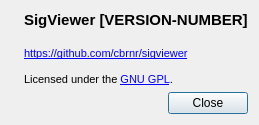
Old version of the form src/gui_impl/dialogs/about_dialog.ui in the repository cbrnr/sigviewer.
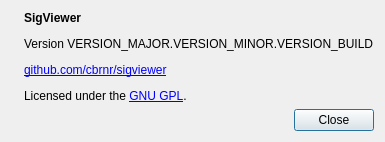
New version of the form. Icons and pictures are not drawn.

Diff of the .ui file:
```diff
--- a/src/gui_impl/dialogs/about_dialog.ui
+++ b/src/gui_impl/dialogs/about_dialog.ui
@@ -2,13 +2,8 @@
 <ui version="4.0">
  <class>aboutDialog</class>
  <widget class="QDialog" name="aboutDialog">
-  <property name="geometry">
-   <rect>
-    <x>0</x>
-    <y>0</y>
-    <width>412</width>
-    <height>182</height>
-   </rect>
+  <property name="enabled">
+   <bool>true</bool>
   </property>
   <property name="windowTitle">
    <string>About SigViewer</string>
@@ -17,9 +12,6 @@
    <bool>false</bool>
   </property>
   <layout class="QVBoxLayout" name="verticalLayout">
-   <property name="sizeConstraint">
-    <enum>QLayout::SetFixedSize</enum>
-   </property>
    <item>
     <layout class="QHBoxLayout" name="horizontalLayout">
      <item>
@@ -31,28 +23,24 @@
         <pixmap resource="../../src.qrc">:/images/sigviewer128.png</pixmap>
        </property>
        <property name="alignment">
-        <set>Qt::AlignHCenter|Qt::AlignTop</set>
+        <set>Qt::AlignLeading|Qt::AlignLeft|Qt::AlignTop</set>
        </property>
       </widget>
      </item>
      <item>
       <widget class="QLabel" name="aboutLabel">
+       <property name="sizePolicy">
+        <sizepolicy hsizetype="Preferred" vsizetype="Preferred">
+         <horstretch>0</horstretch>
+         <verstretch>0</verstretch>
+        </sizepolicy>
+       </property>
        <property name="text">
-        <string>&lt;!DOCTYPE HTML PUBLIC &quot;-//W3C//DTD HTML 4.0//EN&quot; &quot;http://www.w3.org/TR/REC-html40/strict.dtd&quot;&gt;
-&lt;html&gt;&lt;head&gt;&lt;meta name=&quot;qrichtext&quot; content=&quot;1&quot; /&gt;&lt;style type=&quot;text/css&quot;&gt;
-p, li { white-space: pre-wrap; }
-&lt;/style&gt;&lt;/head&gt;&lt;body style=&quot; font-family:'Cantarell'; font-size:11pt; font-weight:400; font-style:normal;&quot;&gt;
-&lt;table border=&quot;0&quot; style=&quot;-qt-table-type: root; margin-top:4px; margin-bottom:4px; margin-left:4px; margin-right:4px;&quot;&gt;
-&lt;tr&gt;
-&lt;td style=&quot;border: none;&quot;&gt;
-&lt;p style=&quot; margin-top:0px; margin-bottom:0px; margin-left:0px; margin-right:0px; -qt-block-indent:0; text-indent:0px;&quot;&gt;&lt;span style=&quot; font-family:'Sans Serif'; font-weight:600;&quot;&gt;SigViewer [VERSION-NUMBER]&lt;/span&gt;&lt;/p&gt;
-&lt;p style=&quot;-qt-paragraph-type:empty; margin-top:0px; margin-bottom:0px; margin-left:0px; margin-right:0px; -qt-block-indent:0; text-indent:0px; font-family:'Sans Serif'; font-weight:600;&quot;&gt;&lt;br /&gt;&lt;/p&gt;
-&lt;p style=&quot; margin-top:0px; margin-bottom:0px; margin-left:0px; margin-right:0px; -qt-block-indent:0; text-indent:0px;&quot;&gt;&lt;a href=&quot;https://github.com/cbrnr/sigviewer&quot;&gt;&lt;span style=&quot; font-size:8pt; text-decoration: underline; color:#0000ff;&quot;&gt;https://github.com/cbrnr/sigviewer&lt;/span&gt;&lt;/a&gt;&lt;/p&gt;
-&lt;p style=&quot;-qt-paragraph-type:empty; margin-top:0px; margin-bottom:0px; margin-left:0px; margin-right:0px; -qt-block-indent:0; text-indent:0px; font-family:'Sans Serif'; font-size:8pt; text-decoration: underline; color:#0000ff;&quot;&gt;&lt;br /&gt;&lt;/p&gt;
-&lt;p style=&quot; margin-top:0px; margin-bottom:0px; margin-left:0px; margin-right:0px; -qt-block-indent:0; text-indent:0px;&quot;&gt;&lt;span style=&quot; font-family:'Sans Serif'; font-size:8pt;&quot;&gt;Licensed under the &lt;/span&gt;&lt;a href=&quot;https://www.gnu.org/licenses/gpl.txt&quot;&gt;&lt;span style=&quot; font-size:8pt; text-decoration: underline; color:#0000ff;&quot;&gt;GNU GPL&lt;/span&gt;&lt;/a&gt;&lt;span style=&quot; font-family:'Sans Serif'; font-size:8pt;&quot;&gt;.&lt;/span&gt;&lt;/p&gt;&lt;/td&gt;&lt;/tr&gt;&lt;/table&gt;&lt;/body&gt;&lt;/html&gt;</string>
+        <string>&lt;html&gt;&lt;head/&gt;&lt;body&gt;&lt;p&gt;&lt;span style=&quot; font-weight:600;&quot;&gt;SigViewer&lt;/span&gt;&lt;/p&gt;&lt;p&gt;Version VERSION_MAJOR.VERSION_MINOR.VERSION_BUILD&lt;/p&gt;&lt;p&gt;&lt;a href=&quot;https://github.com/cbrnr/sigviewer&quot;&gt;&lt;span style=&quot; text-decoration: underline; color:#0000ff;&quot;&gt;github.com/cbrnr/sigviewer&lt;/span&gt;&lt;/a&gt;&lt;/p&gt;&lt;p&gt;Licensed under the &lt;a href=&quot;https://www.gnu.org/licenses/gpl-3.0.en.html&quot;&gt;&lt;span style=&quot; text-decoration: underline; color:#0000ff;&quot;&gt;GNU GPL&lt;/span&gt;&lt;/a&gt;.&lt;/p&gt;&lt;/body&gt;&lt;/html&gt;
+</string>
        </property>
        <property name="textFormat">
-        <enum>Qt::RichText</enum>
+        <enum>Qt::AutoText</enum>
        </property>
        <property name="alignment">
         <set>Qt::AlignLeading|Qt::AlignLeft|Qt::AlignTop</set>
```
Left out of the diff: 3 changed lines with no effect on the pictures.
